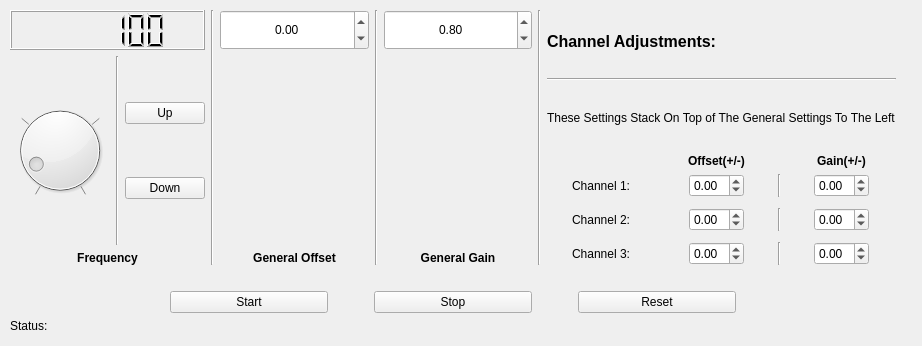
The window that Signal_Anlysis_Station_Three_Phase_Generator/ThreePhase.ui (Joeseidon/RaspiSignalAnalysisStation) describes before a commit, drawn with Qt 5.
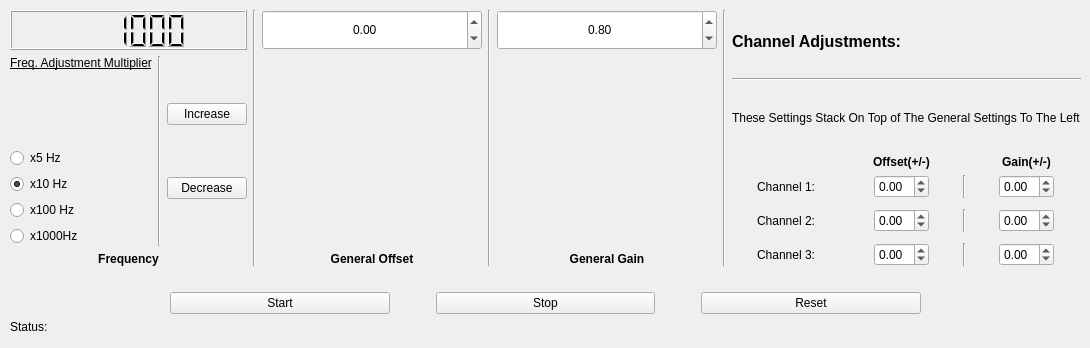
The same window after the commit.

Commit message: gui updates and freq adjustment

```diff
--- a/Signal_Anlysis_Station_Three_Phase_Generator/ThreePhase.ui
+++ b/Signal_Anlysis_Station_Three_Phase_Generator/ThreePhase.ui
@@ -9,8 +9,8 @@
    <rect>
     <x>0</x>
     <y>0</y>
-    <width>922</width>
-    <height>346</height>
+    <width>1090</width>
+    <height>348</height>
    </rect>
   </property>
   <property name="sizePolicy">
@@ -27,8 +27,8 @@
     <rect>
      <x>10</x>
      <y>10</y>
-     <width>886</width>
-     <height>323</height>
+     <width>1071</width>
+     <height>324</height>
     </rect>
    </property>
    <layout class="QVBoxLayout" name="verticalLayout_5">
@@ -150,10 +150,10 @@
            <enum>QLCDNumber::Filled</enum>
           </property>
           <property name="value" stdset="0">
-           <double>100.000000000000000</double>
+           <double>1000.000000000000000</double>
           </property>
           <property name="intValue" stdset="0">
-           <number>100</number>
+           <number>1000</number>
           </property>
          </widget>
         </item>
@@ -177,7 +177,7 @@
             <item>
              <widget class="QPushButton" name="Increase_Freq_Btn">
               <property name="text">
-               <string>Up</string>
+               <string>Increase</string>
               </property>
              </widget>
             </item>
@@ -197,7 +197,7 @@
             <item>
              <widget class="QPushButton" name="Decrease_Freq_Btn">
               <property name="text">
-               <string>Down</string>
+               <string>Decrease</string>
               </property>
              </widget>
             </item>
@@ -217,35 +217,53 @@
            </layout>
           </item>
           <item row="0" column="0">
-           <widget class="QDial" name="FreqDial">
-            <property name="maximum">
-             <number>20000</number>
-            </property>
-            <property name="singleStep">
-             <number>100</number>
-            </property>
-            <property name="pageStep">
-             <number>100</number>
-            </property>
-            <property name="value">
-             <number>2000</number>
-            </property>
-            <property name="tracking">
-             <bool>true</bool>
-            </property>
-            <property name="invertedAppearance">
-             <bool>false</bool>
-            </property>
-            <property name="invertedControls">
-             <bool>false</bool>
-            </property>
-            <property name="wrapping">
-             <bool>false</bool>
-            </property>
-            <property name="notchesVisible">
-             <bool>true</bool>
-            </property>
-           </widget>
+           <layout class="QVBoxLayout" name="verticalLayout_7">
+            <item alignment="Qt::AlignTop">
+             <widget class="QLabel" name="label_10">
+              <property name="font">
+               <font>
+                <weight>50</weight>
+                <bold>false</bold>
+                <underline>true</underline>
+               </font>
+              </property>
+              <property name="text">
+               <string>Freq. Adjustment Multiplier</string>
+              </property>
+             </widget>
+            </item>
+            <item>
+             <widget class="QRadioButton" name="FreqMult5">
+              <property name="text">
+               <string>x5 Hz</string>
+              </property>
+             </widget>
+            </item>
+            <item>
+             <widget class="QRadioButton" name="FreqMult10">
+              <property name="text">
+               <string>x10 Hz</string>
+              </property>
+              <property name="checked">
+               <bool>true</bool>
+              </property>
+             </widget>
+            </item>
+            <item>
+             <widget class="QRadioButton" name="FreqMult100">
+              <property name="text">
+               <string>x100 Hz</string>
+              </property>
+             </widget>
+            </item>
+            <item>
+             <widget class="QRadioButton" name="FreqMult1000">
+              <property name="text">
+               <string>x1000Hz</string>
+              </property>
+             </widget>
+            </item>
+           </layout>
           </item>
           <item row="0" column="1">
            <widget class="Line" name="line_5">
```
Left out of the diff: 31 changed lines with no effect on the pictures. The commit also changes 1 other file.
